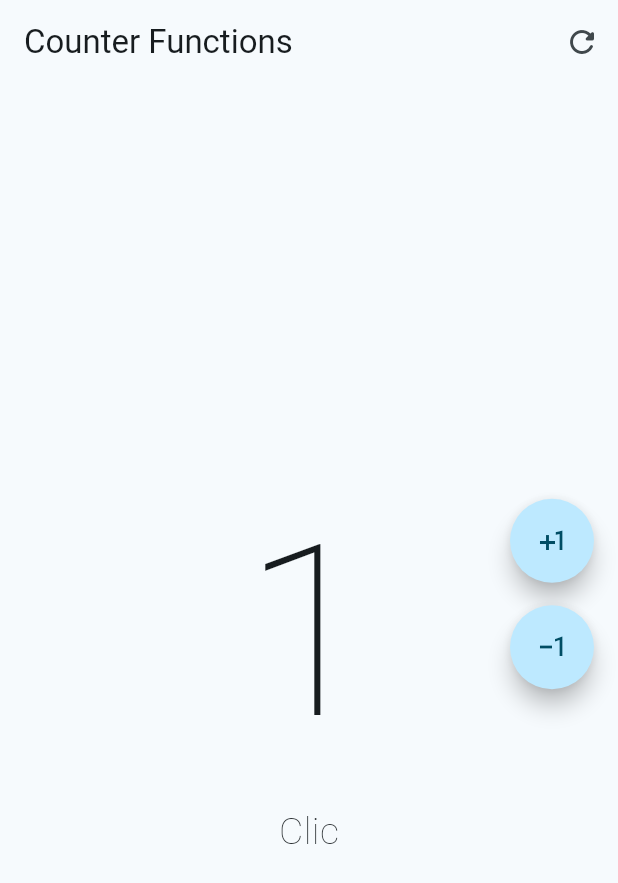
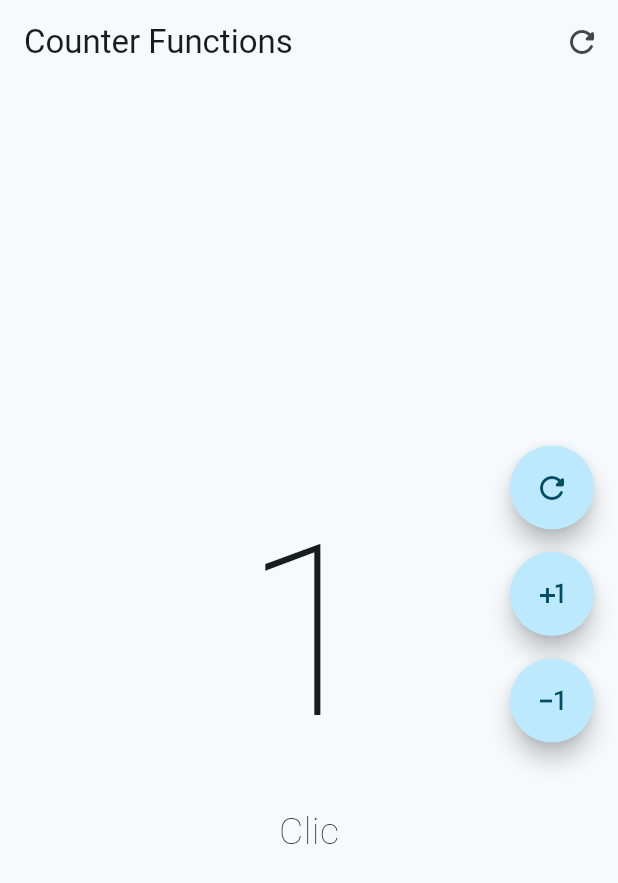
Before and after one commit to Drakoreo/hello_world_app, a Flutter app: the screen it shows after launch, after a tap on the "plus one" icon, on a phone screen of 412 x 824 dp. Shown: the top 883 px of the screen. Run offline on Flutter 3.47's test engine with Material 3 defaults, Android fonts, the phone set to English and light mode, and no system bars.

Commit message:
Final de la primer app

```diff
--- a/lib/presentation/screens/counter/counter_functions_screen.dart
+++ b/lib/presentation/screens/counter/counter_functions_screen.dart
@@ -38,7 +38,8 @@ class _CounterFunctionsScreenState extends State<CounterFunctionsScreen> {
           children: [
             Text(
               '$clickCounter',
-            style: const TextStyle(fontSize: 160, fontWeight: FontWeight.w100),
+              style:
+                  const TextStyle(fontSize: 160, fontWeight: FontWeight.w100),
             ),
             Text(
               'Clic${clickCounter == 1 ? '' : 's'}',
@@ -50,27 +51,52 @@ class _CounterFunctionsScreenState extends State<CounterFunctionsScreen> {
         floatingActionButton: Column(
           mainAxisAlignment: MainAxisAlignment.center,
           children: [
-          FloatingActionButton(
-            shape: const StadiumBorder(),
+            CustomButtom(
+              icon: Icons.refresh_rounded,
               onPressed: () {
-              clickCounter++;
+                clickCounter = 0;
                 setState(() {});
               },
-            child: const Icon(Icons.plus_one),
             ),
-
-          const SizedBox( height: 15 ),
-
-          FloatingActionButton(
-            shape: const StadiumBorder(),
+            const SizedBox(height: 15),
+            CustomButtom(
+              icon: Icons.plus_one,
               onPressed: () {
+                clickCounter ++;
+                setState(() {});
+              },
+            ),
+            const SizedBox(height: 15),
+            CustomButtom(
+              icon: Icons.exposure_minus_1_outlined,
+              onPressed: () {
+                if (clickCounter == 0) return;
                 clickCounter--;
                 setState(() {});
                 },
-            child: const Icon(Icons.exposure_minus_1_outlined),
               ),
           ],
-      )
+        ));
+  }
+}
+
+class CustomButtom extends StatelessWidget {
+  final IconData icon;
+  final VoidCallback? onPressed;
+
+  const CustomButtom({
+    super.key,
+    required this.icon,
+    this.onPressed,
+  });
+
+  @override
+  Widget build(BuildContext context) {
+    return FloatingActionButton(
+      enableFeedback: true,
+      shape: const StadiumBorder(),
+      onPressed: onPressed,
+      child: Icon(icon),
     );
   }
 }
```
Lines whose indentation alone changed are shown as unchanged.
